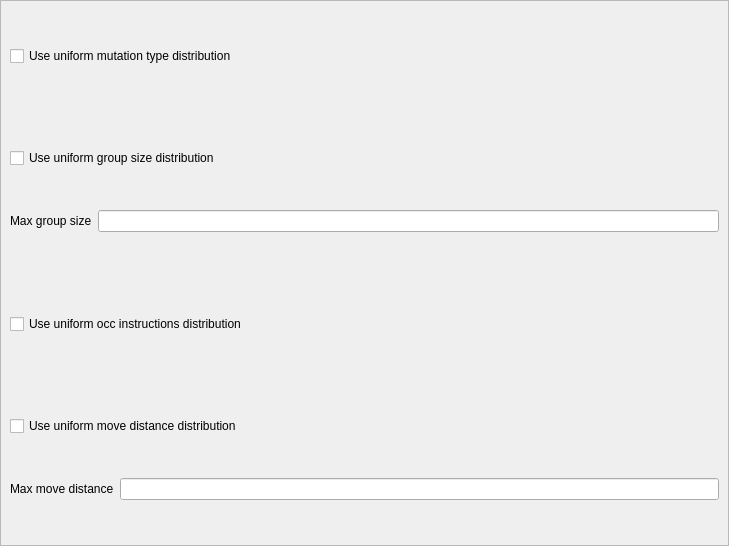
The window that Source/UiFiles/OCCParameters.ui (SuperSpaceEye/LifeEngineExtended) describes before a commit, drawn with Qt 5.
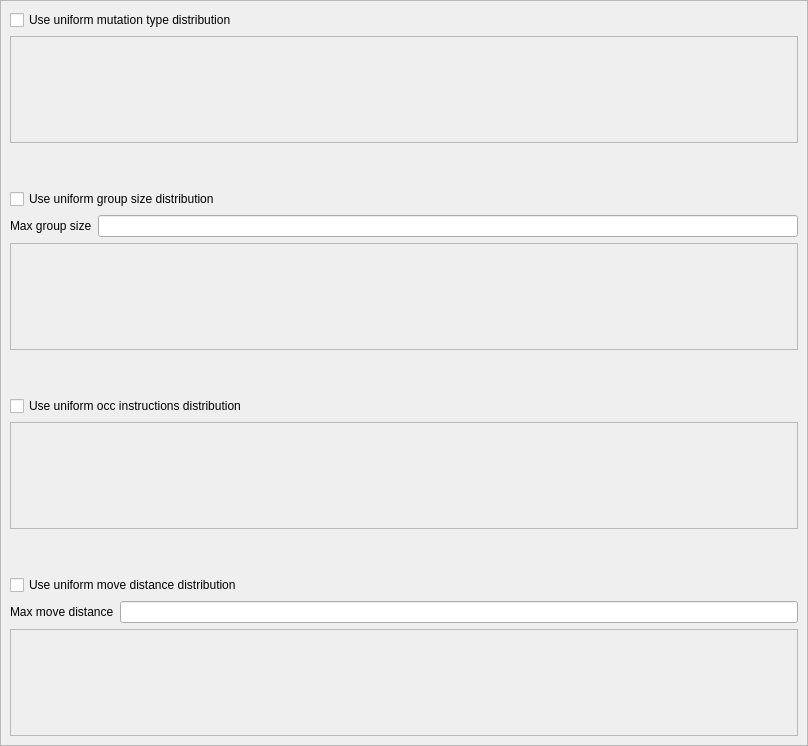
The same window after the commit.

What changed in the file:
```diff
--- a/Source/UiFiles/OCCParameters.ui
+++ b/Source/UiFiles/OCCParameters.ui
@@ -6,8 +6,8 @@
    <rect>
     <x>0</x>
     <y>0</y>
-    <width>729</width>
-    <height>546</height>
+    <width>808</width>
+    <height>746</height>
    </rect>
   </property>
   <property name="windowTitle">
@@ -39,8 +39,8 @@
        <rect>
         <x>0</x>
         <y>0</y>
-        <width>727</width>
-        <height>544</height>
+        <width>806</width>
+        <height>744</height>
        </rect>
       </property>
       <layout class="QVBoxLayout" name="verticalLayout_2">
@@ -52,11 +52,43 @@
         </widget>
        </item>
        <item>
-        <layout class="QHBoxLayout" name="horizontalLayout">
-         <item>
-          <layout class="QVBoxLayout" name="mutation_type_distribution_vert_layout"/>
-         </item>
-        </layout>
+        <widget class="QScrollArea" name="scrollArea_4">
+         <property name="widgetResizable">
+          <bool>true</bool>
+         </property>
+         <widget class="QWidget" name="scrollAreaWidgetContents_4">
+          <property name="geometry">
+           <rect>
+            <x>0</x>
+            <y>0</y>
+            <width>786</width>
+            <height>95</height>
+           </rect>
+          </property>
+          <layout class="QVBoxLayout" name="verticalLayout_5">
+           <property name="spacing">
+            <number>0</number>
+           </property>
+           <property name="leftMargin">
+            <number>0</number>
+           </property>
+           <property name="topMargin">
+            <number>0</number>
+           </property>
+           <property name="rightMargin">
+            <number>0</number>
+           </property>
+           <property name="bottomMargin">
+            <number>0</number>
+           </property>
+           <item>
+            <widget class="QWidget" name="mutation_types_widget" native="true">
+             <layout class="QVBoxLayout" name="verticalLayout_7"/>
+            </widget>
+           </item>
+          </layout>
+         </widget>
+        </widget>
        </item>
        <item>
         <spacer name="verticalSpacer">
@@ -96,11 +128,75 @@
         </layout>
        </item>
        <item>
-        <layout class="QHBoxLayout" name="horizontalLayout_3">
-         <item>
-          <layout class="QVBoxLayout" name="group_size_weights_layout"/>
-         </item>
-        </layout>
+        <widget class="QScrollArea" name="scrollArea_3">
+         <property name="widgetResizable">
+          <bool>true</bool>
+         </property>
+         <widget class="QWidget" name="scrollAreaWidgetContents_3">
+          <property name="geometry">
+           <rect>
+            <x>0</x>
+            <y>0</y>
+            <width>786</width>
+            <height>95</height>
+           </rect>
+          </property>
+          <layout class="QVBoxLayout" name="verticalLayout_4">
+           <property name="spacing">
+            <number>0</number>
+           </property>
+           <property name="leftMargin">
+            <number>0</number>
+           </property>
+           <property name="topMargin">
+            <number>0</number>
+           </property>
+           <property name="rightMargin">
+            <number>0</number>
+           </property>
+           <property name="bottomMargin">
+            <number>0</number>
+           </property>
+           <item>
+            <widget class="QWidget" name="group_size_widget" native="true">
+             <layout class="QVBoxLayout" name="verticalLayout_6">
+              <property name="spacing">
+               <number>6</number>
+              </property>
+              <property name="leftMargin">
+               <number>0</number>
+              </property>
+              <property name="topMargin">
+               <number>0</number>
+              </property>
+              <property name="rightMargin">
+               <number>0</number>
+              </property>
+              <property name="bottomMargin">
+               <number>0</number>
+              </property>
+              <item>
+               <layout class="QVBoxLayout" name="group_size_layout">
+                <property name="leftMargin">
+                 <number>9</number>
+                </property>
+                <property name="topMargin">
+                 <number>9</number>
+                </property>
+                <property name="rightMargin">
+                 <number>9</number>
+                </property>
+                <property name="bottomMargin">
+                 <number>9</number>
+                </property>
+               </layout>
+              </item>
+             </layout>
+            </widget>
+           </item>
+          </layout>
+         </widget>
+        </widget>
        </item>
        <item>
         <spacer name="verticalSpacer_2">
@@ -126,11 +222,61 @@
         </widget>
        </item>
        <item>
-        <layout class="QHBoxLayout" name="horizontalLayout_4">
-         <item>
-          <layout class="QVBoxLayout" name="occ_instructions_weights_layout"/>
-         </item>
-        </layout>
+        <widget class="QScrollArea" name="scrollArea_2">
+         <property name="sizePolicy">
+          <sizepolicy hsizetype="Expanding" vsizetype="Expanding">
+           <horstretch>0</horstretch>
+           <verstretch>0</verstretch>
+          </sizepolicy>
+         </property>
+         <property name="widgetResizable">
+          <bool>true</bool>
+         </property>
+         <widget class="QWidget" name="scrollAreaWidgetContents_2">
+          <property name="geometry">
+           <rect>
+            <x>0</x>
+            <y>0</y>
+            <width>786</width>
+            <height>95</height>
+           </rect>
+          </property>
+          <property name="sizePolicy">
+           <sizepolicy hsizetype="Preferred" vsizetype="Preferred">
+            <horstretch>0</horstretch>
+            <verstretch>0</verstretch>
+           </sizepolicy>
+          </property>
+          <layout class="QVBoxLayout" name="verticalLayout_3">
+           <property name="spacing">
+            <number>0</number>
+           </property>
+           <property name="leftMargin">
+            <number>0</number>
+           </property>
+           <property name="topMargin">
+            <number>0</number>
+           </property>
+           <property name="rightMargin">
+            <number>0</number>
+           </property>
+           <property name="bottomMargin">
+            <number>0</number>
+           </property>
+           <item>
+            <widget class="QWidget" name="occ_mutation_type_widget" native="true">
+             <property name="sizePolicy">
+              <sizepolicy hsizetype="Preferred" vsizetype="Preferred">
+               <horstretch>40</horstretch>
+               <verstretch>40</verstretch>
+              </sizepolicy>
+             </property>
+             <layout class="QVBoxLayout" name="occ_instructions_weights_layout"/>
+            </widget>
+           </item>
+          </layout>
+         </widget>
+        </widget>
        </item>
        <item>
         <spacer name="verticalSpacer_3">
@@ -170,11 +316,75 @@
         </layout>
        </item>
        <item>
-        <layout class="QHBoxLayout" name="horizontalLayout_6">
-         <item>
-          <layout class="QVBoxLayout" name="move_distance_weights_layout"/>
-         </item>
-        </layout>
+        <widget class="QScrollArea" name="scrollArea_5">
+         <property name="widgetResizable">
+          <bool>true</bool>
+         </property>
+         <widget class="QWidget" name="scrollAreaWidgetContents_5">
+          <property name="geometry">
+           <rect>
+            <x>0</x>
+            <y>0</y>
+            <width>786</width>
+            <height>95</height>
+           </rect>
+          </property>
+          <layout class="QVBoxLayout" name="verticalLayout_8">
+           <property name="spacing">
+            <number>0</number>
+           </property>
+           <property name="leftMargin">
+            <number>0</number>
+           </property>
+           <property name="topMargin">
+            <number>0</number>
+           </property>
+           <property name="rightMargin">
+            <number>0</number>
+           </property>
+           <property name="bottomMargin">
+            <number>0</number>
+           </property>
+           <item>
+            <widget class="QWidget" name="move_distance_widget" native="true">
+             <layout class="QVBoxLayout" name="verticalLayout_9">
+              <property name="spacing">
+               <number>0</number>
+              </property>
+              <property name="leftMargin">
+               <number>0</number>
+              </property>
+              <property name="topMargin">
+               <number>0</number>
+              </property>
+              <property name="rightMargin">
+               <number>0</number>
+              </property>
+              <property name="bottomMargin">
+               <number>0</number>
+              </property>
+              <item>
+               <layout class="QVBoxLayout" name="move_distance_layout">
+                <property name="leftMargin">
+                 <number>9</number>
+                </property>
+                <property name="topMargin">
+                 <number>9</number>
+                </property>
+                <property name="rightMargin">
+                 <number>9</number>
+                </property>
+                <property name="bottomMargin">
+                 <number>9</number>
+                </property>
+               </layout>
+              </item>
+             </layout>
+            </widget>
+           </item>
+          </layout>
+         </widget>
+        </widget>
        </item>
       </layout>
      </widget>
```
Left out of the diff: 119 changed lines with no effect on the pictures.
